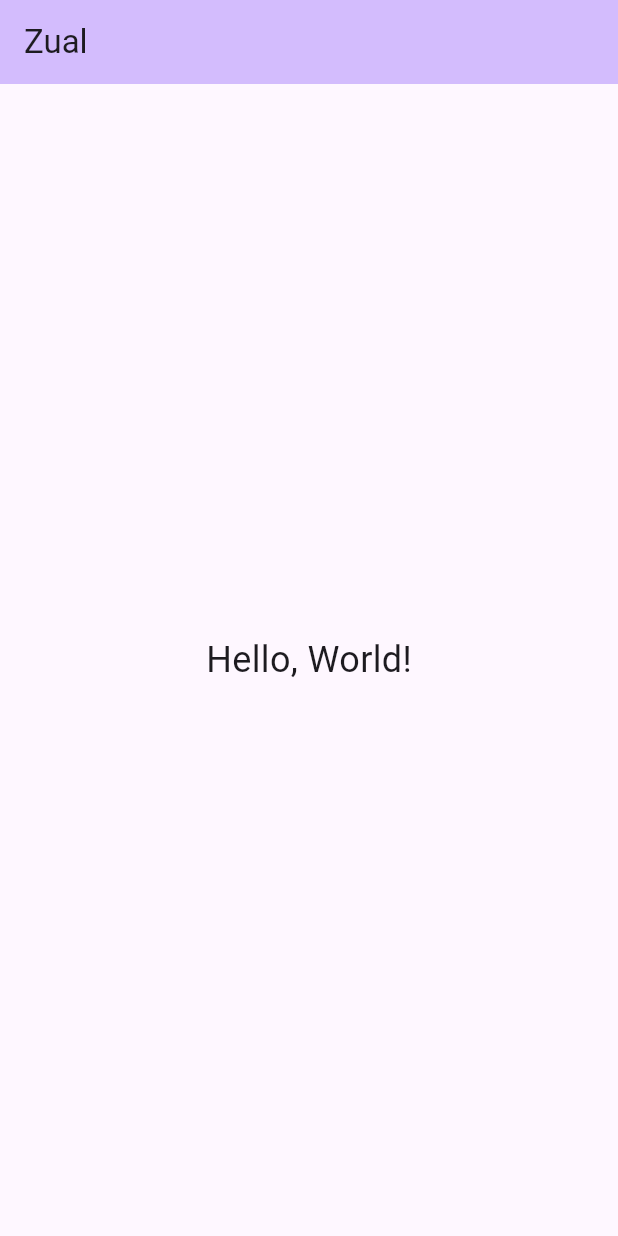
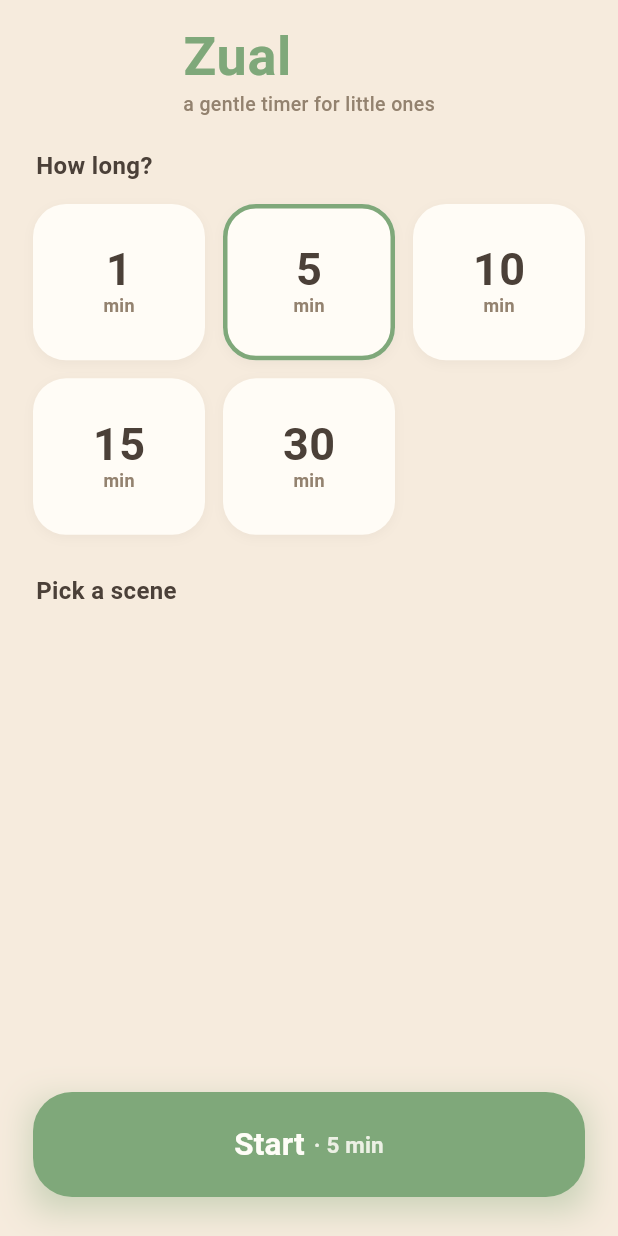
Before and after one commit to reiteristvan/zual, a Flutter app: the screen it shows after launch, on a phone screen of 412 x 824 dp. Run offline on Flutter 3.47's test engine with Material 3 defaults, Android fonts, the phone set to English and light mode, and no system bars; our stand-ins replace wakelock_plus.

Commit message:
feat(02-01): AppTokens + SetupScreen + main.dart rewire (GREEN)
- lib/theme/app_tokens.dart: design-token constants transcribed from
  02-UI-SPEC.md/design/README.md (colors, radii, shadows, text styles).
- lib/screens/setup_screen.dart: duration-preset grid (1/5/10/15/30,
  5-min default) + Start button wired to TimerController.start().
- lib/main.dart: async main(), SetupScreen as home, MyHomePage deleted.
- test/widget_test.dart: assert the Zual wordmark instead of the
  removed Hello World scaffold text.

Deviation (Rule 3 - blocking issue): added a minimal compile-only stub
for lib/screens/placeholder_running_screen.dart, since SetupScreen's
Start button must reference a concrete PlaceholderRunningScreen type
to compile. Task 3 replaces this stub body with the real D-01..D-04
behavior.

```diff
--- a/lib/main.dart
+++ b/lib/main.dart
@@ -1,11 +1,13 @@
 import 'package:flutter/material.dart';
 import 'package:provider/provider.dart';
 
+import 'screens/setup_screen.dart';
+import 'theme/app_tokens.dart';
 import 'timer/timer_controller.dart';
 import 'timer/timer_lifecycle_binder.dart';
 import 'timer/wakelock_screen_wake.dart';
 
-void main() {
+Future<void> main() async {
   WidgetsFlutterBinding.ensureInitialized();
 
   final timerController = TimerController(screenWake: const WakelockScreenWake());
@@ -15,9 +17,14 @@ void main() {
 }
 
 class MyApp extends StatelessWidget {
-  const MyApp({super.key, required this.timerController});
+  const MyApp({super.key, required this.timerController, this.initialDurationMin = 5});
 
   final TimerController timerController;
+
+  /// The duration (in minutes) [SetupScreen] pre-selects on first mount.
+  /// Plan 04 will replace this literal default with a value preloaded from
+  /// SharedPreferences before `runApp`.
+  final int initialDurationMin;
 
   @override
   Widget build(BuildContext context) {
@@ -26,30 +33,11 @@ class MyApp extends StatelessWidget {
       child: MaterialApp(
         title: 'Zual',
         theme: ThemeData(
-          colorScheme: ColorScheme.fromSeed(seedColor: Colors.deepPurple),
+          colorScheme: ColorScheme.fromSeed(seedColor: AppTokens.accent),
+          scaffoldBackgroundColor: AppTokens.bg,
         ),
-        home: const MyHomePage(),
+        home: SetupScreen(initialDurationMin: initialDurationMin),
       ),
     );
   }
 }
-
-class MyHomePage extends StatelessWidget {
-  const MyHomePage({super.key});
-
-  @override
-  Widget build(BuildContext context) {
-    return Scaffold(
-      appBar: AppBar(
-        backgroundColor: Theme.of(context).colorScheme.inversePrimary,
-        title: const Text('Zual'),
-      ),
-      body: const Center(
-        child: Text(
-          'Hello, World!',
-          style: TextStyle(fontSize: 24),
-        ),
-      ),
-    );
-  }
-}
--- /dev/null
+++ b/lib/screens/placeholder_running_screen.dart
@@ -0,0 +1,18 @@
+import 'package:flutter/material.dart';
+
+import '../theme/app_tokens.dart';
+
+/// Minimal Start-destination stand-in (D-01).
+///
+/// This is a compile-time stub only — [SetupScreen] needs a concrete
+/// `PlaceholderRunningScreen` to navigate to. Task 3 of this plan replaces
+/// this body with the real shrinking-circle + back-control + auto-return
+/// contract (D-01..D-04); nothing here is meant to be user-visible yet.
+class PlaceholderRunningScreen extends StatelessWidget {
+  const PlaceholderRunningScreen({super.key});
+
+  @override
+  Widget build(BuildContext context) {
+    return const Scaffold(backgroundColor: AppTokens.bg);
+  }
+}
--- /dev/null
+++ b/lib/screens/setup_screen.dart
@@ -0,0 +1,198 @@
+import 'package:flutter/material.dart';
+import 'package:provider/provider.dart';
+
+import '../theme/app_tokens.dart';
+import '../timer/timer_controller.dart';
+import 'placeholder_running_screen.dart';
+
+/// The parent-facing home screen: pick a countdown duration (and, in later
+/// plans, a scene) then tap Start to launch the timer.
+///
+/// This plan implements only the duration-preset + Start slice (SETUP-01,
+/// SETUP-04). Scene selection (Plan 02), the custom stepper (Plan 03), and
+/// persisted last-used defaults (Plan 04) extend this screen without
+/// replacing it.
+class SetupScreen extends StatefulWidget {
+  const SetupScreen({super.key, this.initialDurationMin = 5});
+
+  /// The duration (in minutes) pre-selected when this screen first mounts.
+  /// Defaults to 5 per D-09's first-launch default; Plan 04 passes in a
+  /// persisted value instead of this literal default.
+  final int initialDurationMin;
+
+  @override
+  State<SetupScreen> createState() => _SetupScreenState();
+}
+
+class _SetupScreenState extends State<SetupScreen> {
+  /// The five fixed preset durations (in minutes) offered on this screen.
+  static const List<int> _presets = [1, 5, 10, 15, 30];
+
+  late int _durationMin;
+
+  @override
+  void initState() {
+    super.initState();
+    _durationMin = widget.initialDurationMin;
+  }
+
+  void _selectPreset(int minutes) {
+    setState(() => _durationMin = minutes);
+  }
+
+  /// Starts the countdown with the currently selected duration and hands off
+  /// to the placeholder running screen. Start is a one-line call into
+  /// [TimerController]'s existing public API — this screen never reaches
+  /// into `lib/timer/` internals.
+  void _handleStart() {
+    context.read<TimerController>().start(_durationMin);
+    Navigator.of(context).push(
+      MaterialPageRoute(builder: (_) => const PlaceholderRunningScreen()),
+    );
+  }
+
+  @override
+  Widget build(BuildContext context) {
+    return Scaffold(
+      backgroundColor: AppTokens.bg,
+      body: SafeArea(
+        child: Column(
+          children: [
+            _buildHeader(),
+            Expanded(
+              child: SingleChildScrollView(
+                padding: const EdgeInsets.fromLTRB(22, 12, 22, 4),
+                child: Column(
+                  crossAxisAlignment: CrossAxisAlignment.start,
+                  children: [
+                    _buildSectionLabel('How long?'),
+                    _buildDurationGrid(),
+                    const SizedBox(height: 26),
+                    _buildSectionLabel('Pick a scene'),
+                    // Empty slot: Plan 02 fills this with the scene grid.
+                    const SizedBox(height: 74),
+                  ],
+                ),
+              ),
+            ),
+            _buildFooter(),
+          ],
+        ),
+      ),
+    );
+  }
+
+  /// Fixed header: wordmark + tagline.
+  Widget _buildHeader() {
+    return const Padding(
+      padding: EdgeInsets.fromLTRB(24, 20, 24, 8),
+      child: Column(
+        crossAxisAlignment: CrossAxisAlignment.start,
+        children: [
+          Text('Zual', style: AppTokens.wordmark),
+          SizedBox(height: 4),
+          Text('a gentle timer for little ones', style: AppTokens.tagline),
+        ],
+      ),
+    );
+  }
+
+  Widget _buildSectionLabel(String label) {
+    return Padding(
+      padding: const EdgeInsets.fromLTRB(2, 0, 0, 14),
+      child: Text(label, style: AppTokens.sectionLabel),
+    );
+  }
+
+  /// 3-column grid of the five duration presets.
+  Widget _buildDurationGrid() {
+    return GridView.count(
+      crossAxisCount: 3,
+      shrinkWrap: true,
+      physics: const NeverScrollableScrollPhysics(),
+      mainAxisSpacing: 12,
+      crossAxisSpacing: 12,
+      childAspectRatio: 1.1,
+      children: _presets.map(_buildPresetCard).toList(),
+    );
+  }
+
+  /// A single preset card: number + unit, with a 3px accent selection ring
+  /// drawn as a `Positioned.fill` `IgnorePointer` overlay when this preset is
+  /// the current selection (per UI-SPEC's selection-ring contract).
+  Widget _buildPresetCard(int minutes) {
+    final selected = minutes == _durationMin;
+    return GestureDetector(
+      onTap: () => _selectPreset(minutes),
+      child: Stack(
+        children: [
+          Container(
+            decoration: BoxDecoration(
+              color: AppTokens.cardSurface,
+              borderRadius: BorderRadius.circular(AppTokens.buttonRadius),
+              boxShadow: AppTokens.cardShadow,
+            ),
+            padding: const EdgeInsets.symmetric(vertical: 16, horizontal: 6),
+            alignment: Alignment.center,
+            child: Column(
+              mainAxisSize: MainAxisSize.min,
+              children: [
+                Text('$minutes', style: AppTokens.presetNumber),
+                Text('min', style: AppTokens.presetUnit),
+              ],
+            ),
+          ),
+          if (selected) _buildSelectionRing(minutes),
+        ],
+      ),
+    );
+  }
+
+  Widget _buildSelectionRing(int minutes) {
+    return Positioned.fill(
+      child: IgnorePointer(
+        child: Container(
+          key: ValueKey('preset-ring-$minutes'),
+          decoration: BoxDecoration(
+            borderRadius: BorderRadius.circular(AppTokens.buttonRadius),
+            border: Border.all(color: AppTokens.accent, width: 3),
+          ),
+        ),
+      ),
+    );
+  }
+
+  /// Fixed footer: the Start button, showing the currently selected
+  /// duration as two text runs ("Start" + "· {N} min") per UI-SPEC.
+  Widget _buildFooter() {
+    return Padding(
+      padding: const EdgeInsets.fromLTRB(22, 14, 22, 26),
+      child: Container(
+        decoration: const BoxDecoration(boxShadow: AppTokens.startShadow),
+        child: SizedBox(
+          width: double.infinity,
+          child: ElevatedButton(
+            key: const ValueKey('start-button'),
+            onPressed: _handleStart,
+            style: ElevatedButton.styleFrom(
+              backgroundColor: AppTokens.accent,
+              padding: const EdgeInsets.all(20),
+              elevation: 0,
+              shape: RoundedRectangleBorder(
+                borderRadius: BorderRadius.circular(AppTokens.startRadius),
+              ),
+            ),
+            child: Row(
+              mainAxisAlignment: MainAxisAlignment.center,
+              children: [
+                Text('Start', style: AppTokens.startLabelStyle),
+                const SizedBox(width: 6),
+                Text('· $_durationMin min', style: AppTokens.startSuffix),
+              ],
+            ),
+          ),
+        ),
+      ),
+    );
+  }
+}
--- /dev/null
+++ b/lib/theme/app_tokens.dart
@@ -0,0 +1,130 @@
+import 'package:flutter/material.dart';
+
+/// Design-token constants transcribed verbatim from
+/// `.planning/phases/02-setup-screen/02-UI-SPEC.md` and `design/README.md`.
+///
+/// Centralizing these as static consts (rather than scattering hex literals
+/// across widgets) keeps the Setup/placeholder-running screens pixel-accurate
+/// to the design spec and gives later plans (e.g. Plan 05's font swap) a
+/// single place to update.
+///
+/// Note: text styles below intentionally use the platform-default font
+/// family for now. Plan 05 bundles Baloo 2 (wordmark) and Quicksand
+/// (everything else) as local assets and adds `fontFamily` to each style at
+/// that point — do not add a `fontFamily` here until those assets exist.
+abstract class AppTokens {
+  // Colors
+  /// Dominant (60%) app/screen background — Setup and placeholder Running
+  /// screen alike, for visual continuity.
+  static const Color bg = Color(0xFFF6EBDD);
+
+  /// Secondary (30%) card surface — preset buttons, Custom button, scene
+  /// cards.
+  static const Color cardSurface = Color(0xFFFFFCF6);
+
+  /// Secondary-alt surface — Custom stepper minus/plus circular buttons.
+  static const Color stepperFill = Color(0xFFF1E6D3);
+
+  /// Accent (10%) — Start button fill, 3px selection ring, disc preview.
+  static const Color accent = Color(0xFF7FA87A);
+
+  /// Start button pressed/touch-feedback state.
+  static const Color accentPressed = Color(0xFF6E9A68);
+
+  /// Primary text ink.
+  static const Color ink = Color(0xFF4B4038);
+
+  /// Secondary/soft text ink (units, sublabels, tagline).
+  static const Color inkSoft = Color(0xFF93826F);
+
+  /// Pressed/touch feedback for preset, Custom, and scene-card buttons.
+  static const Color pressed = Color(0xFFFFF7E9);
+
+  /// Start button label color.
+  static const Color startLabel = Color(0xFFFFFDF7);
+
+  // Radii
+  /// Preset/Custom button and Start button corner radius baseline.
+  static const double buttonRadius = 22;
+
+  /// Card corner radius (scene cards, per UI-SPEC).
+  static const double cardRadius = 26;
+
+  /// Start button corner radius.
+  static const double startRadius = 26;
+
+  /// Scene mini-preview corner radius.
+  static const double sceneThumbRadius = 16;
+
+  // Shadows
+  /// Start button drop shadow: `0 8px 20px rgba(127,168,122,0.4)`.
+  static const List<BoxShadow> startShadow = [
+    BoxShadow(
+      color: Color(0x667FA87A),
+      offset: Offset(0, 8),
+      blurRadius: 20,
+    ),
+  ];
+
+  /// Card drop shadow: `0 2px 6px rgba(75,64,56,0.05)`.
+  static const List<BoxShadow> cardShadow = [
+    BoxShadow(
+      color: Color(0x0D4B4038),
+      offset: Offset(0, 2),
+      blurRadius: 6,
+    ),
+  ];
+
+  // Text styles
+  /// Wordmark "Zual" — 36/700.
+  static const TextStyle wordmark = TextStyle(
+    fontSize: 36,
+    fontWeight: FontWeight.w700,
+    color: accent,
+    letterSpacing: 0.5,
+    height: 1.0,
+  );
+
+  /// Tagline "a gentle timer for little ones" — 13/500, soft ink.
+  static const TextStyle tagline = TextStyle(
+    fontSize: 13,
+    fontWeight: FontWeight.w500,
+    color: inkSoft,
+  );
+
+  /// Section label ("How long?" / "Pick a scene") — 16/700, ink.
+  static const TextStyle sectionLabel = TextStyle(
+    fontSize: 16,
+    fontWeight: FontWeight.w700,
+    color: ink,
+  );
+
+  /// Preset button number (e.g. "5") — 30/700, ink.
+  static const TextStyle presetNumber = TextStyle(
+    fontSize: 30,
+    fontWeight: FontWeight.w700,
+    color: ink,
+    height: 1.05,
+  );
+
+  /// Preset button unit ("min") — 12/600, soft ink.
+  static const TextStyle presetUnit = TextStyle(
+    fontSize: 12,
+    fontWeight: FontWeight.w600,
+    color: inkSoft,
+  );
+
+  /// Start label ("Start") — 21/700, start label color.
+  static const TextStyle startLabelStyle = TextStyle(
+    fontSize: 21,
+    fontWeight: FontWeight.w700,
+    color: startLabel,
+  );
+
+  /// Start suffix ("· {N} min") — 15/600, start label color @0.85 opacity.
+  static const TextStyle startSuffix = TextStyle(
+    fontSize: 15,
+    fontWeight: FontWeight.w600,
+    color: Color(0xD9FFFDF7), // startLabel @ ~0.85 opacity
+  );
+}
```
Also changed, not shown: 1 other file.
